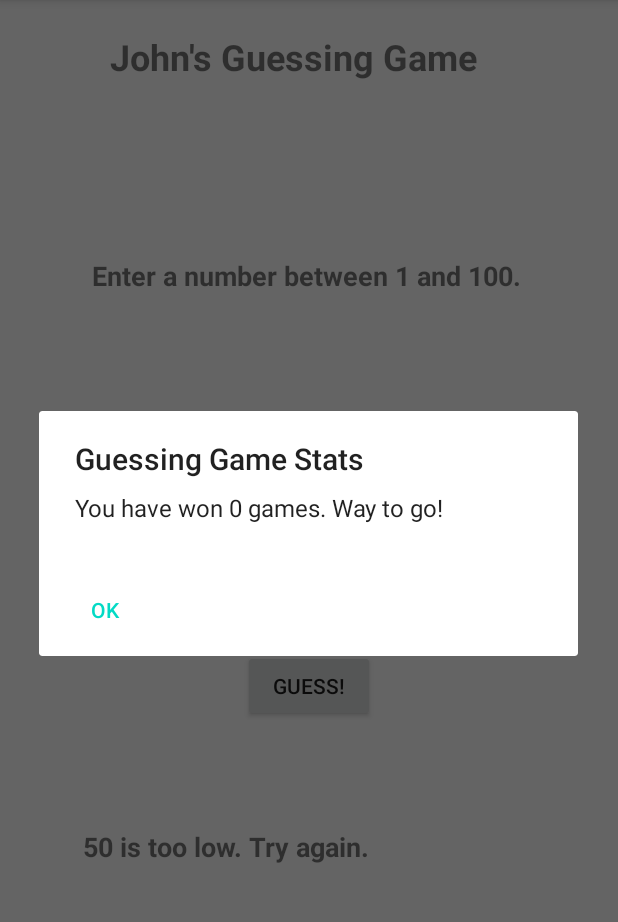
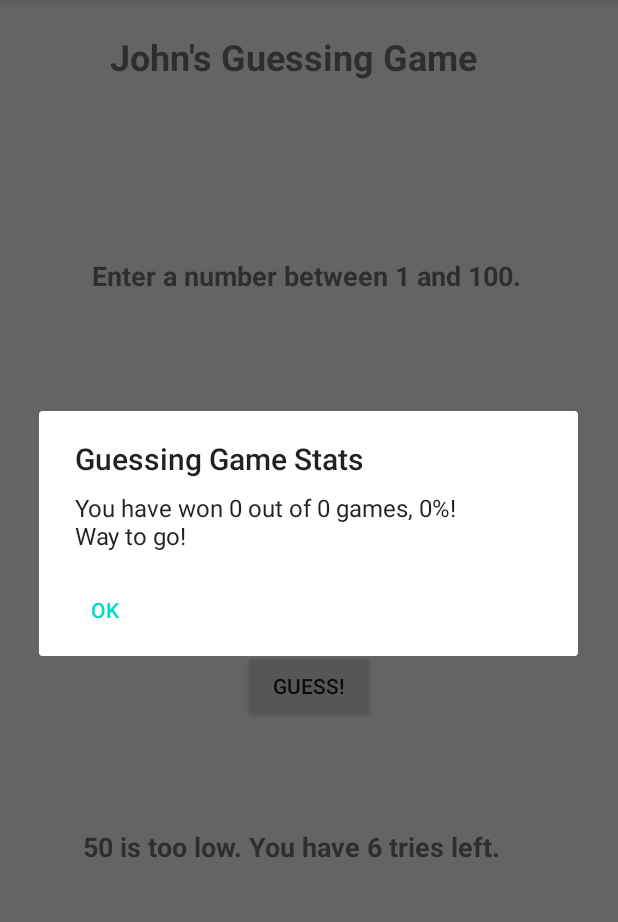
Before and after one commit to Fullsailer/Projects, an Android app: the screen it shows after launch (MainActivity), in the options menu, after a tap on "Game Stats", on a phone screen of 412 x 824 dp, the part 84-1006 px from its top. Run offline under Robolectric (Android 15) with nearby library versions, the phone set to English and light mode, and no system bars.

Commit message:
Android Guessing Game update
Added a number of tries till loss restriction. Added Total games played and won ratio to stats.

```diff
--- a/app/src/main/java/com/example/guessinggame2/MainActivity.java
+++ b/app/src/main/java/com/example/guessinggame2/MainActivity.java
@@ -29,6 +29,7 @@ public class MainActivity extends AppCompatActivity {
     private int numberOfTries;
     private int range = 100;
     private TextView lblRange;
+    private int maxTries = 7;
 
     public void checkGuess() {
         String guessText = txtGuess.getText().toString();
@@ -37,9 +38,9 @@ public class MainActivity extends AppCompatActivity {
             int guess = Integer.parseInt(guessText);
             numberOfTries++;
             if (guess < theNumber)
-                message = guess + " is too low. Try again.";
+                message = guess + " is too low. You have "+(maxTries-numberOfTries)+" tries left.";
             else if (guess > theNumber)
-                message = guess + " is too high. Try again.";
+                message = guess + " is too high. You have "+(maxTries-numberOfTries)+" tries left.";
             else {
                 message = guess +
                         " is correct. You win after " + numberOfTries + " tries!";
@@ -56,6 +57,13 @@ public class MainActivity extends AppCompatActivity {
         } catch (Exception e) {
             message = "Enter a whole number between 1 and " + range + ".";
         } finally {
+            if (numberOfTries >= maxTries)
+            {
+                message = "Sorry, you're out of tries. "+theNumber+" was the number.";
+                Toast.makeText(MainActivity.this, message,
+                        Toast.LENGTH_LONG).show();
+                newGame();
+            }
             lblOutput.setText(message);
             txtGuess.requestFocus();
             txtGuess.selectAll();
@@ -64,6 +72,8 @@ public class MainActivity extends AppCompatActivity {
 
     public void newGame() {
         theNumber = (int) (Math.random() * range + 1);
+        maxTries=(int)(Math.log(range)/Math.log(2)+1);
+        numberOfTries = 0;
         lblRange.setText("Enter a number between 1 and " + range + ".");
         txtGuess.setText("" + range / 2);
         txtGuess.requestFocus();
@@ -81,6 +91,7 @@ public class MainActivity extends AppCompatActivity {
         SharedPreferences preferences =
                 PreferenceManager.getDefaultSharedPreferences(this);
         range = preferences.getInt("range", 100);
+        maxTries=(int)(Math.log(range)/Math.log(2)+1);
         newGame();
         btnGuess.setOnClickListener(new View.OnClickListener() {
                                         @Override
@@ -160,9 +171,13 @@ public class MainActivity extends AppCompatActivity {
                 SharedPreferences preferences =
                         PreferenceManager.getDefaultSharedPreferences(this);
                 int gamesWon = preferences.getInt("gamesWon", 0);
+                int gamesLost = preferences.getInt("gamesLost", 0);
+                int total = gamesLost + gamesWon;
+                int percent = Math.round((gamesWon * 100.0f)/(total));
                 AlertDialog statDialog = new AlertDialog.Builder(MainActivity.this).create();
                 statDialog.setTitle("Guessing Game Stats");
-                statDialog.setMessage("You have won " + gamesWon + " games. Way to go!");
+                statDialog.setMessage("You have won " + gamesWon + " out of " + total +
+                        " games, " + percent + "%! \nWay to go!");
                 statDialog.setButton(AlertDialog.BUTTON_NEUTRAL, "OK",
                         new DialogInterface.OnClickListener() {
                             public void onClick(DialogInterface dialog, int which) {
```
